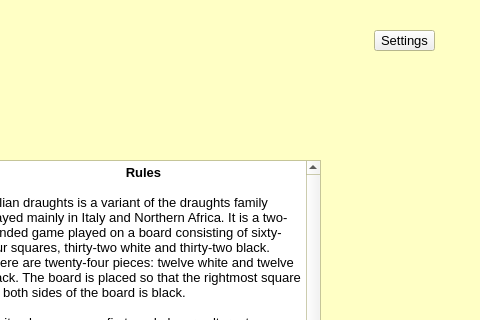
The window that start.ui (JuliaNortman/Project) describes before a commit, drawn with Qt 5; both pictures show x 170 to 650 and y 0 to 320 of the 650 by 650 pixel window.
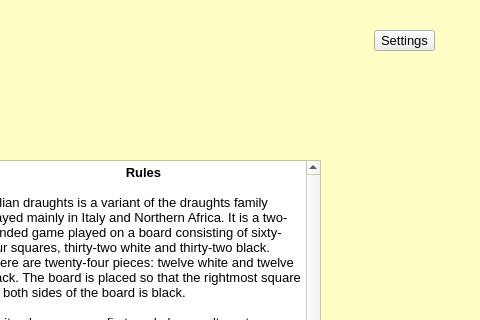
The same window after the commit.

Patch:
```diff
--- a/start.ui
+++ b/start.ui
@@ -131,6 +131,12 @@
      <height>21</height>
     </rect>
    </property>
+   <property name="styleSheet">
+    <string notr="true">QPushButton
+{
+	color: red;
+}</string>
+   </property>
    <property name="text">
     <string>Settings</string>
    </property>
```
